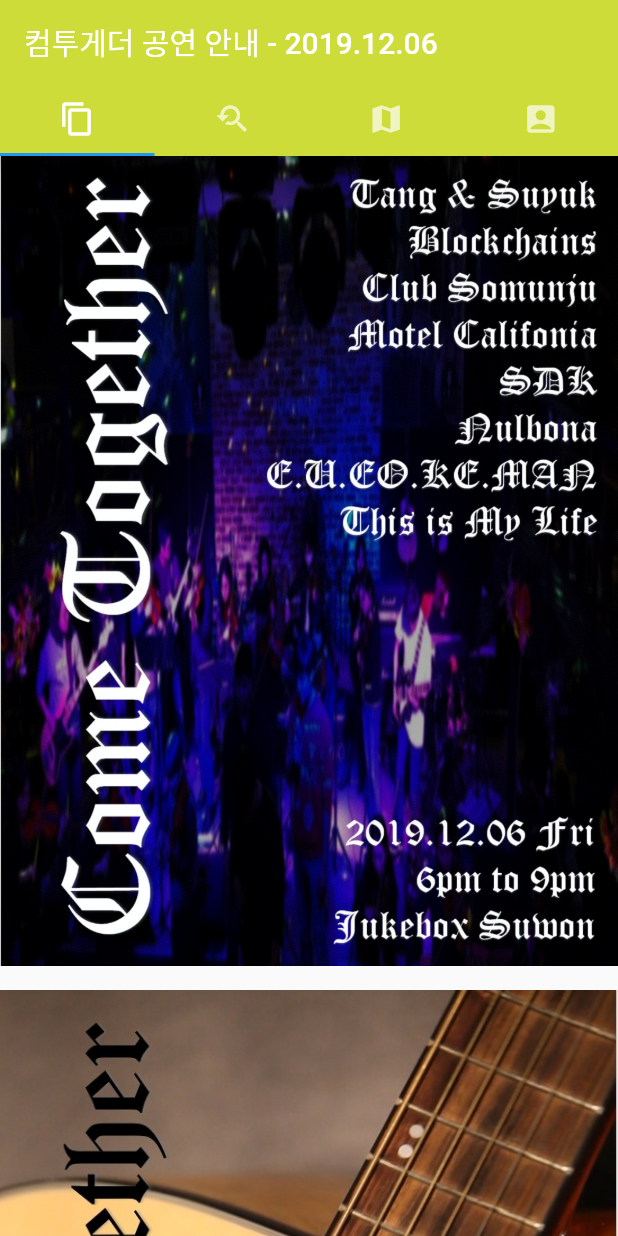
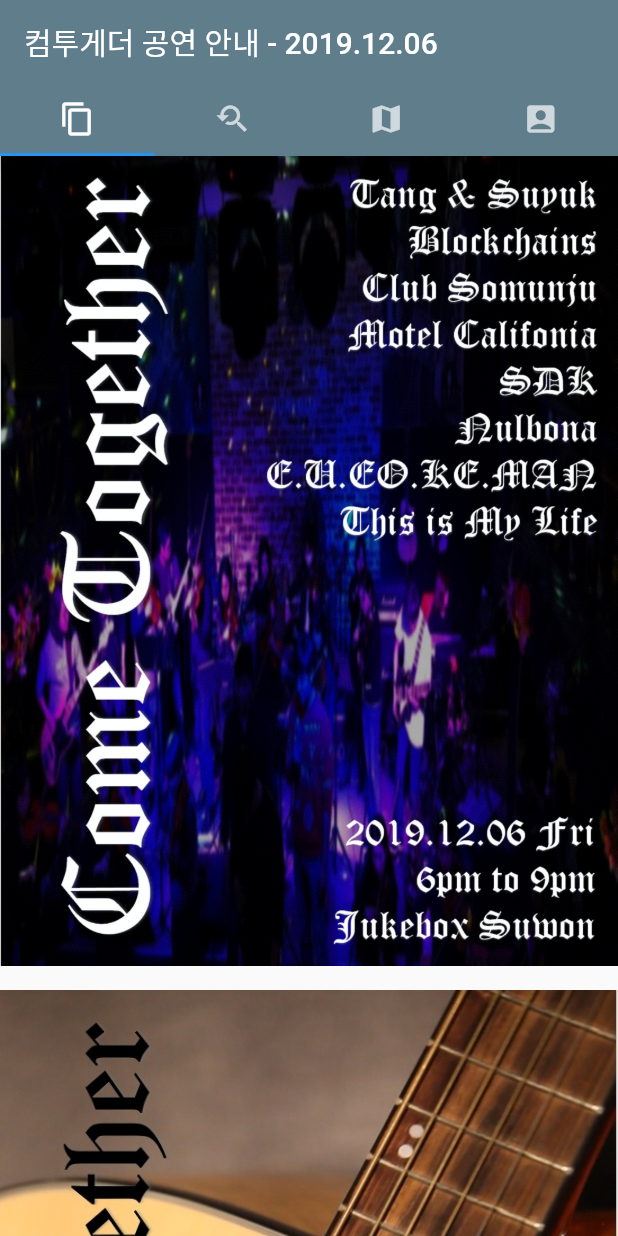
Before and after one commit to TurboCE/CometogetherPerformanceApp, a Flutter app: the screen it shows after launch, on a phone screen of 412 x 824 dp. Run offline on Flutter 3.47's test engine with Material 2 defaults, Android fonts, the phone set to English and light mode, and no system bars; our stand-ins replace webview_flutter.

Commit message:
change color

```diff
--- a/lib/main.dart
+++ b/lib/main.dart
@@ -8,7 +8,7 @@ class MyApp extends StatelessWidget {
   @override
   Widget build(BuildContext context) {
     return MaterialApp(
-      title: 'Flutter Demo',
+      title: '컴투게더 공연 안내',
       theme: ThemeData(
         primarySwatch: Colors.blue,
       ),
@@ -42,7 +42,7 @@ class _MyHomePageState extends State<MyHomePage>
     return Scaffold(
       appBar: AppBar(
         title: Text(widget.title),
-        backgroundColor: Colors.lime,
+        backgroundColor: Colors.blueGrey,
         bottom: new TabBar(
           controller: ctr,
           tabs: <Tab>[
```
